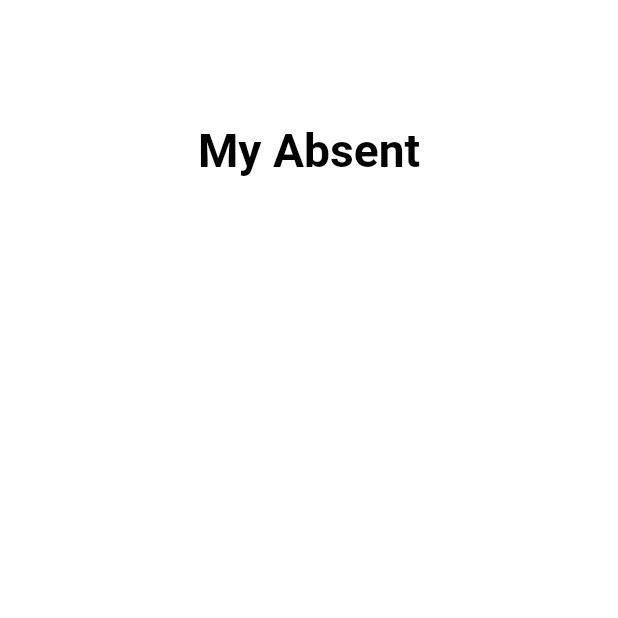
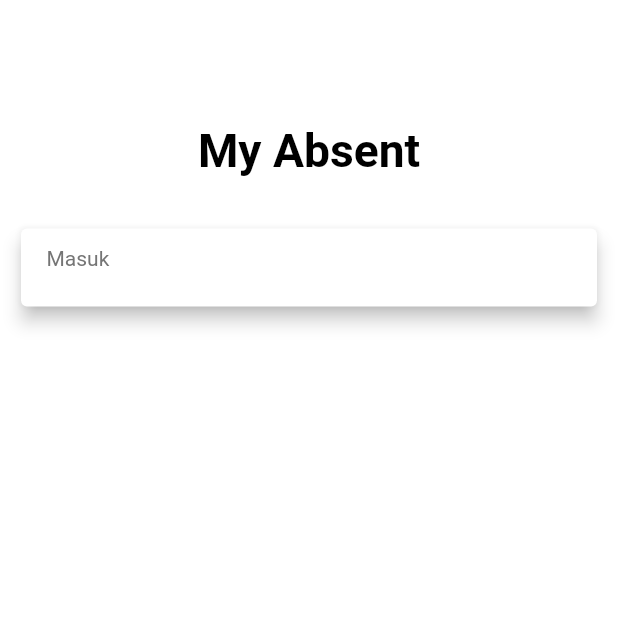
Before and after one commit to subkhanasroi/eAttendance, a Flutter app: the ListPage screen opened directly, on a phone screen of 412 x 824 dp, the top half of it. Run offline on Flutter 3.47's test engine with Material 2 defaults, Android fonts, the phone set to English and light mode, and no system bars; our stand-ins replace firebase_auth; accounts and stored records are empty.

Commit message:
second commit

```diff
--- a/lib/pages/list_page/body.dart
+++ b/lib/pages/list_page/body.dart
@@ -22,6 +22,27 @@ class _ListPageScreenState extends State<ListPageScreen> {
                   color: Colors.black,
                   fontWeight: FontWeight.bold),
             ),
+            Container(
+              padding: EdgeInsets.fromLTRB(10, 30, 10, 10),
+              height: 100,
+              width: double.maxFinite,
+              child: Card(
+                elevation: 5,
+                child: Padding(
+                  padding: EdgeInsets.all(7),
+                  child: Stack(
+                    children: [
+                      Padding(
+                        padding: const EdgeInsets.only(left: 10, top: 5),
+                        child: Column(
+                          children: [Text("Masuk")],
+                        ),
+                      )
+                    ],
+                  ),
+                ),
+              ),
+            ),
           ],
         ),
       ),
--- a/lib/routes.dart
+++ b/lib/routes.dart
@@ -1,5 +1,4 @@
 import 'package:eattendanceapps/screen/bottom_navbar/bottom_navbar_screen.dart';
-import 'package:eattendanceapps/screen/complete_profil/complete_profile_screen.dart';
 import 'package:eattendanceapps/screen/forgot_password/forgot_password_screen.dart';
 import 'package:eattendanceapps/screen/login_success/login_success_screen.dart';
 import 'package:eattendanceapps/screen/sign_in/sign_in_screen.dart';
@@ -13,5 +12,4 @@ final Map<String, WidgetBuilder> routes = {
   LoginSuccessScreen.routeName: (context) => LoginSuccessScreen(),
   ButtomNavbarScreen.routeName: (context) => ButtomNavbarScreen(),
   SignUpScreen.routeName: (context) => SignUpScreen(),
-  CompleteProfileScreen.routeName: (context) => CompleteProfileScreen(),
 };
--- a/lib/screen/sign_in/body.dart
+++ b/lib/screen/sign_in/body.dart
@@ -109,7 +109,8 @@ class _SignFormState extends State<SignForm> {
                 shape: RoundedRectangleBorder(
                     borderRadius: BorderRadius.circular(20)),
                 color: kPrimaryColor,
-                onPressed: signInBase,
+                onPressed: () =>
+                    Navigator.pushNamed(context, LoginSuccessScreen.routeName),
                 child: Text(
                   "Continue",
                   style: TextStyle(
```
Also changed, not shown: lib/pages/add_page/body.dart (+25 -0 lines), lib/screen/complete_profil/complete_profile_screen.dart (deleted, +0 -9 lines), pubspec.lock, 2 other files.
